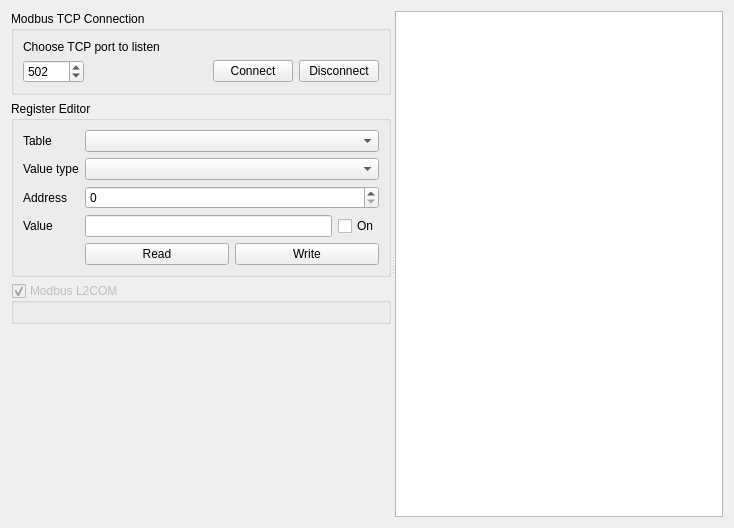
Old version of the form PortListener/modbustcplistener.ui in the repository khomchenkovaa/PortListener.
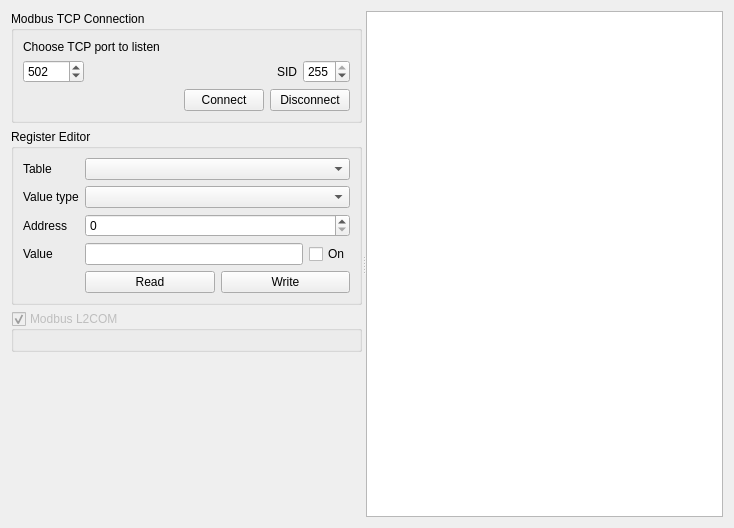
New version of the form.

```diff
--- a/PortListener/modbustcplistener.ui
+++ b/PortListener/modbustcplistener.ui
@@ -19,7 +19,7 @@
      <property name="orientation">
       <enum>Qt::Horizontal</enum>
      </property>
-     <widget class="QWidget" name="layoutWidget">
+     <widget class="QWidget" name="">
       <layout class="QVBoxLayout" name="verticalLayout_2">
        <item>
         <widget class="QGroupBox" name="boxConnection">
@@ -35,7 +35,7 @@
            </widget>
           </item>
           <item>
-           <layout class="QHBoxLayout" name="horizontalLayout">
+           <layout class="QHBoxLayout" name="horizontalLayout_2">
             <item>
              <widget class="QSpinBox" name="spinPort">
               <property name="minimum">
@@ -49,6 +49,36 @@
               </property>
              </widget>
             </item>
+            <item>
+             <widget class="QLabel" name="lblSid">
+              <property name="sizePolicy">
+               <sizepolicy hsizetype="Expanding" vsizetype="Preferred">
+                <horstretch>0</horstretch>
+                <verstretch>0</verstretch>
+               </sizepolicy>
+              </property>
+              <property name="text">
+               <string>SID</string>
+              </property>
+              <property name="alignment">
+               <set>Qt::AlignRight|Qt::AlignTrailing|Qt::AlignVCenter</set>
+              </property>
+             </widget>
+            </item>
+            <item>
+             <widget class="QSpinBox" name="spinSid">
+              <property name="maximum">
+               <number>255</number>
+              </property>
+              <property name="value">
+               <number>255</number>
+              </property>
+             </widget>
+            </item>
+           </layout>
+          </item>
+          <item>
+           <layout class="QHBoxLayout" name="horizontalLayout">
             <item>
              <spacer name="horizontalSpacer">
               <property name="orientation">
```
